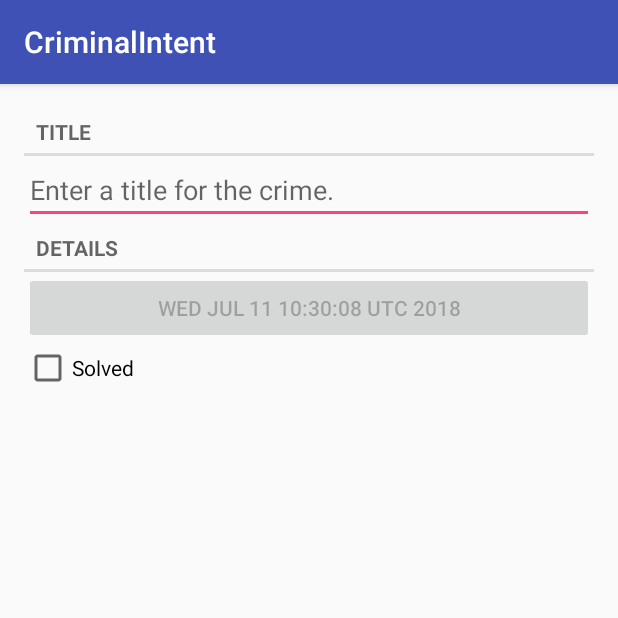
After one commit to Patel-Nishi/Criminal-Intent, an Android app: the fragment CrimeFragment shown on its own in the app's theme, on a phone screen of 412 x 824 dp, the top half of it. The commit adds this screen. Run offline under Robolectric (Android 15) with nearby library versions, the phone set to English and light mode, and no system bars.

Commit message:
Fragment

```diff
--- /dev/null
+++ b/app/src/main/java/com/bignerdranch/android/criminalintent/Crime.java
@@ -0,0 +1,50 @@
+package com.bignerdranch.android.criminalintent;
+
+import java.util.Date;
+import java.util.UUID;
+
+public class Crime {
+    private UUID mId;
+    private String mTitle;
+    private Date mDate;
+    private boolean mSolved;
+
+    public UUID getId() {
+        return mId;
+    }
+
+    public void setId(UUID id) {
+        mId = id;
+    }
+
+    public String getTitle() {
+        return mTitle;
+    }
+
+    public void setTitle(String title) {
+        mTitle = title;
+    }
+
+    public Date getDate() {
+        return mDate;
+    }
+
+    public void setDate(Date date) {
+        mDate = date;
+    }
+
+    public boolean isSolved() {
+        return mSolved;
+    }
+
+    public void setSolved(boolean solved) {
+        mSolved = solved;
+    }
+
+    public Crime() {
+        mId = UUID.randomUUID();
+
+        mDate = new Date();
+
+    }
+}
--- /dev/null
+++ b/app/src/main/java/com/bignerdranch/android/criminalintent/CrimeFragment.java
@@ -0,0 +1,61 @@
+package com.bignerdranch.android.criminalintent;
+
+import android.os.Bundle;
+import android.support.v4.app.Fragment;
+import android.text.Editable;
+import android.text.TextWatcher;
+import android.view.LayoutInflater;
+import android.view.View;
+import android.view.ViewGroup;
+import android.widget.Button;
+import android.widget.CheckBox;
+import android.widget.CompoundButton;
+import android.widget.EditText;
+
+public class CrimeFragment extends Fragment {
+    private Crime mCrime;
+    private EditText mTitleField;
+    private Button mDateButton;
+    private CheckBox mSolvedCheckBox;
+    @Override
+    public void onCreate(Bundle savedInstanceState) {
+        super.onCreate(savedInstanceState);
+        mCrime = new Crime();
+    }
+    @Override
+    public View onCreateView(LayoutInflater inflater, ViewGroup container,
+                             Bundle savedInstanceState) {
+        View v = inflater.inflate(R.layout.fragment_crime, container, false);
+        mTitleField = (EditText) v.findViewById(R.id.crime_title);
+        mTitleField.addTextChangedListener(new TextWatcher() {
+            @Override
+            public void beforeTextChanged(
+                    CharSequence s, int start, int count, int after) {
+// This space intentionally left blank
+            }
+
+            @Override
+            public void onTextChanged(
+                    CharSequence s, int start, int before, int count) {
+                mCrime.setTitle(s.toString());
+            }
+
+            @Override
+            public void afterTextChanged(Editable s) {
+                //This one too
+            }
+        });
+        mDateButton = (Button) v.findViewById(R.id.crime_date);
+        mDateButton.setText(mCrime.getDate().toString());
+        mDateButton.setEnabled(false);
+        mSolvedCheckBox = (CheckBox)v.findViewById(R.id.crime_solved);
+        mSolvedCheckBox.setOnCheckedChangeListener(new CompoundButton.OnCheckedChangeListener() {
+            @Override
+            public void onCheckedChanged(CompoundButton buttonView,
+                                         boolean isChecked) {
+                mCrime.setSolved(isChecked);
+            }
+        });
+        return v;
+    }
+}
--- a/app/src/main/res/layout/activity_crime.xml
+++ b/app/src/main/res/layout/activity_crime.xml
@@ -9,7 +9,7 @@
     <TextView
         android:layout_width="wrap_content"
         android:layout_height="wrap_content"
-        android:text="Hello World!"
+        android:text=""
         app:layout_constraintBottom_toBottomOf="parent"
         app:layout_constraintLeft_toLeftOf="parent"
         app:layout_constraintRight_toRightOf="parent"
--- /dev/null
+++ b/app/src/main/res/layout/fragment_crime.xml
@@ -0,0 +1,30 @@
+<LinearLayout xmlns:android="http://schemas.android.com/apk/res/android"
+    android:layout_width="match_parent"
+    android:layout_height="match_parent"
+    android:layout_margin="16dp"
+    android:orientation="vertical">
+    <TextView
+        style="?android:listSeparatorTextViewStyle"
+        android:layout_width="match_parent"
+        android:layout_height="wrap_content"
+        android:text="@string/crime_title_label"/>
+    <EditText
+        android:id="@+id/crime_title"
+        android:layout_width="match_parent"
+        android:layout_height="wrap_content"
+        android:hint="@string/crime_title_hint"/>
+    <TextView
+        style="?android:listSeparatorTextViewStyle"
+        android:layout_width="match_parent"
+        android:layout_height="wrap_content"
+        android:text="@string/crime_details_label"/>
+    <Button
+        android:id="@+id/crime_date"
+        android:layout_width="match_parent"
+        android:layout_height="wrap_content"/>
+    <CheckBox
+        android:id="@+id/crime_solved"
+        android:layout_width="match_parent"
+        android:layout_height="wrap_content"
+        android:text="@string/crime_solved_label"/>
+</LinearLayout>
--- a/app/src/main/res/values/strings.xml
+++ b/app/src/main/res/values/strings.xml
@@ -1,3 +1,7 @@
 <resources>
     <string name="app_name">CriminalIntent</string>
+    <string name="crime_title_hint">Enter a title for the crime.</string>
+    <string name="crime_title_label">Title</string>
+    <string name="crime_details_label">Details</string>
+    <string name="crime_solved_label">Solved</string>
 </resources>
```
